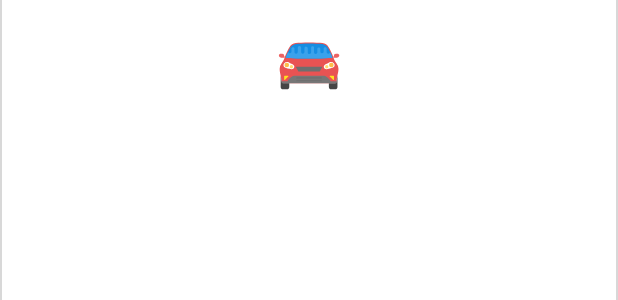
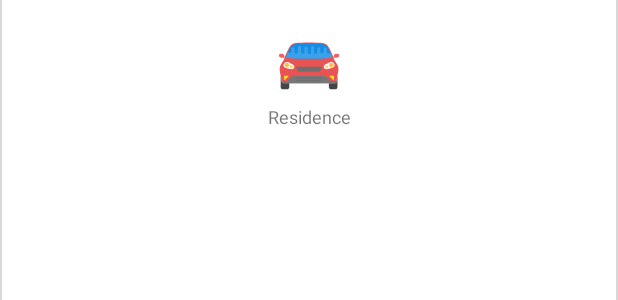
Before and after one commit to TORU0239/CustomSelector, an Android app: the layout layout_custom_button.xml on its own in the app's theme, with its tools: preview values and no code run, on a phone screen of 412 x 824 dp. Shown: the part 652-952 px from the top of the screen. Run offline under Robolectric (Android 15) with nearby library versions, the phone set to English and light mode, and no system bars.

```diff
--- a/app/src/main/java/sg/toru/customselector/ui/MainActivity.kt
+++ b/app/src/main/java/sg/toru/customselector/ui/MainActivity.kt
@@ -22,6 +22,9 @@ class MainActivity : AppCompatActivity() {
         setContentView(R.layout.activity_main)
 
         transportForm = findViewById(R.id.transport_selector)
+        transportForm.typeOfTransportationCallback = {
+        }
+
 
 //        departureForm = findViewById(R.id.departure_form)
 //
--- a/app/src/main/res/layout/layout_custom_button.xml
+++ b/app/src/main/res/layout/layout_custom_button.xml
@@ -23,11 +23,11 @@
         app:layout_constraintBottom_toTopOf="@id/guideline_half"
         app:layout_constraintEnd_toEndOf="parent"/>
     <TextView
-        android:layout_width="wrap_content"
+        android:layout_width="match_parent"
         android:layout_height="wrap_content"
         android:layout_marginTop="5dp"
         android:textSize="12sp"
-        app:layout_constraintStart_toStartOf="parent"
-        app:layout_constraintTop_toBottomOf="@id/guideline_half"
-        app:layout_constraintEnd_toEndOf="parent"/>
+        android:gravity="center"
+        tools:text="Residence"
+        app:layout_constraintTop_toBottomOf="@id/guideline_half"/>
 </androidx.constraintlayout.widget.ConstraintLayout>
```
Also changed, not shown: app/src/main/java/sg/toru/customselector/view/CustomTransportSelector.kt (+22 -1 lines), app/src/main/res/layout/layout_custom_transport.xml (+11 -0 lines).
